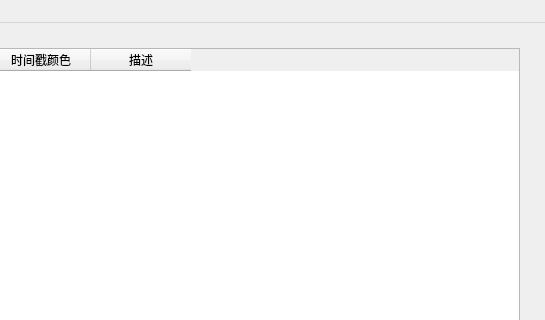
First picture: the form in mainui.ui, repository 1324151534/RTSP-Reposter, before the edit; both pictures show x 735 to 1280 and y 0 to 320 of the 1280 by 720 pixel window.
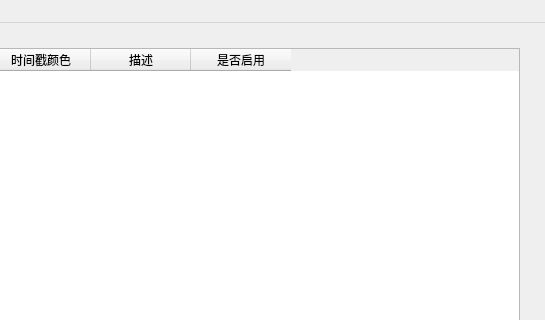
Second picture: the form after the edit.

The edit to the form file:
```diff
--- a/mainui.ui
+++ b/mainui.ui
@@ -41,7 +41,7 @@
          <number>0</number>
         </property>
         <property name="columnCount">
-         <number>9</number>
+         <number>10</number>
         </property>
         <column>
          <property name="text">
@@ -88,6 +88,11 @@
           <string>描述</string>
          </property>
         </column>
+        <column>
+         <property name="text">
+          <string>是否启用</string>
+         </property>
+        </column>
        </widget>
       </item>
       <item>
```
